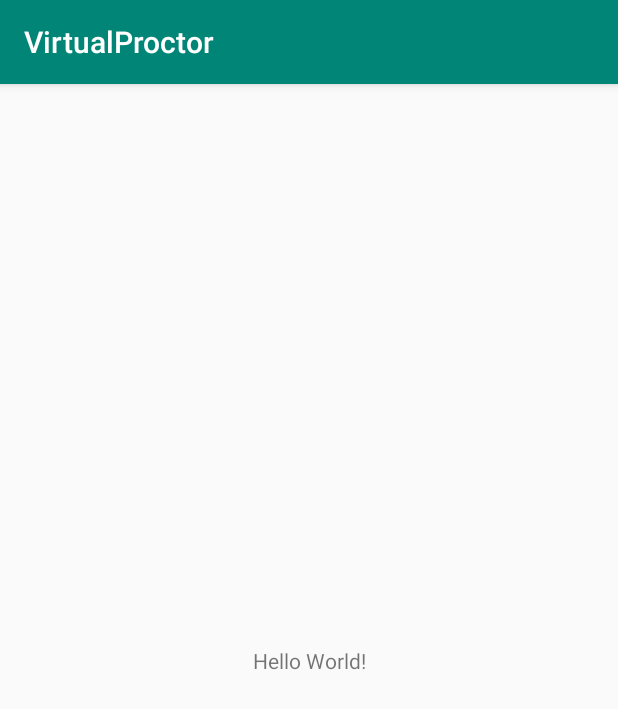
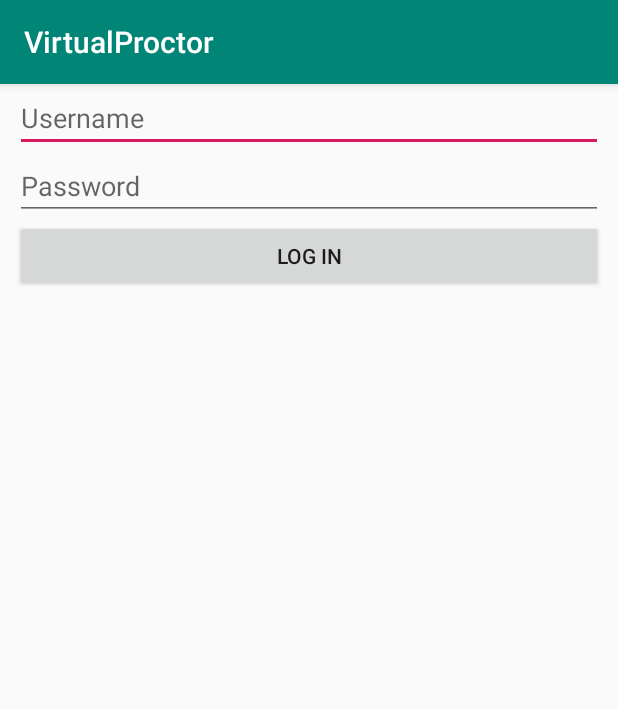
Before and after one commit to ojasskapre/VirtualProctor_Android, an Android app: the screen it shows after launch (MainActivity), on a phone screen of 412 x 824 dp. Shown: the top 709 px of the screen. Run offline under Robolectric (Android 15) with nearby library versions, the phone set to English and light mode, and no system bars; our stand-ins replace Volley.

Commit message:
user login main activity

```diff
--- a/app/build.gradle
+++ b/app/build.gradle
@@ -21,7 +21,9 @@ android {
 dependencies {
     implementation fileTree(dir: 'libs', include: ['*.jar'])
     implementation 'com.android.support:appcompat-v7:28.0.0'
+    implementation 'com.android.volley:volley:1.1.1'
     implementation 'com.android.support.constraint:constraint-layout:1.1.3'
+    implementation 'com.github.timigod:android-chat-ui:v0.1.4'
     testImplementation 'junit:junit:4.12'
     androidTestImplementation 'com.android.support.test:runner:1.0.2'
     androidTestImplementation 'com.android.support.test.espresso:espresso-core:3.0.2'
--- a/app/src/main/AndroidManifest.xml
+++ b/app/src/main/AndroidManifest.xml
@@ -1,6 +1,9 @@
 <?xml version="1.0" encoding="utf-8"?>
 <manifest xmlns:android="http://schemas.android.com/apk/res/android"
     package="com.example.virtualproctor">
+
+    <uses-permission android:name="android.permission.INTERNET" />
+    <uses-permission android:name="android.permission.ACCESS_NETWORK_STATE" />
 
     <application
         android:allowBackup="true"
@@ -9,6 +12,7 @@
         android:roundIcon="@mipmap/ic_launcher_round"
         android:supportsRtl="true"
         android:theme="@style/AppTheme">
+        <activity android:name=".ChatWindow"></activity>
         <activity android:name=".MainActivity">
             <intent-filter>
                 <action android:name="android.intent.action.MAIN" />
--- a/app/src/main/res/layout/activity_main.xml
+++ b/app/src/main/res/layout/activity_main.xml
@@ -1,18 +1,34 @@
 <?xml version="1.0" encoding="utf-8"?>
-<android.support.constraint.ConstraintLayout xmlns:android="http://schemas.android.com/apk/res/android"
-    xmlns:app="http://schemas.android.com/apk/res-auto"
+<LinearLayout xmlns:android="http://schemas.android.com/apk/res/android"
     xmlns:tools="http://schemas.android.com/tools"
     android:layout_width="match_parent"
     android:layout_height="match_parent"
-    tools:context=".MainActivity">
+    tools:context=".MainActivity"
+    android:orientation="vertical">
 
-    <TextView
-        android:layout_width="wrap_content"
+    <EditText
+        android:layout_width="match_parent"
         android:layout_height="wrap_content"
-        android:text="Hello World!"
-        app:layout_constraintBottom_toBottomOf="parent"
-        app:layout_constraintLeft_toLeftOf="parent"
-        app:layout_constraintRight_toRightOf="parent"
-        app:layout_constraintTop_toTopOf="parent" />
+        android:id="@+id/username"
+        android:hint="@string/username"
+        android:layout_marginLeft="10dp"
+        android:layout_marginRight="10dp"/>
 
-</android.support.constraint.ConstraintLayout>
+    <EditText
+        android:layout_width="match_parent"
+        android:layout_height="wrap_content"
+        android:id="@+id/password"
+        android:hint="@string/password"
+        android:layout_marginRight="10dp"
+        android:layout_marginLeft="10dp"
+        android:inputType="textPassword" />
+
+    <Button
+        android:layout_width="match_parent"
+        android:layout_height="wrap_content"
+        android:id="@+id/login"
+        android:text="@string/log_in"
+        android:layout_marginLeft="10dp"
+        android:layout_marginRight="10dp"/>
+
+</LinearLayout>
--- a/app/src/main/res/values/strings.xml
+++ b/app/src/main/res/values/strings.xml
@@ -1,3 +1,12 @@
 <resources>
     <string name="app_name">VirtualProctor</string>
+    <string name="password">Password</string>
+    <string name="username">Username</string>
+    <string name="log_in">Log In</string>
+
+    <!--Shared preference-->
+    <string name="share_preference_filename">my_shared_preference</string>
+    <string name="login_username">username</string>
+    <string name="login_password">password</string>
+    <string name="role">role</string>
 </resources>
--- a/build.gradle
+++ b/build.gradle
@@ -18,7 +18,7 @@ allprojects {
     repositories {
         google()
         jcenter()
-
+        maven { url 'https://jitpack.io' }
     }
 }
 
```
Also changed, not shown: app/src/main/java/com/example/virtualproctor/ChatWindow.java (added, +13 -0 lines), app/src/main/java/com/example/virtualproctor/Config.java (added, +7 -0 lines), app/src/main/java/com/example/virtualproctor/MainActivity.java (+101 -0 lines), app/src/main/res/layout/activity_chat_window.xml (added, +9 -0 lines).
